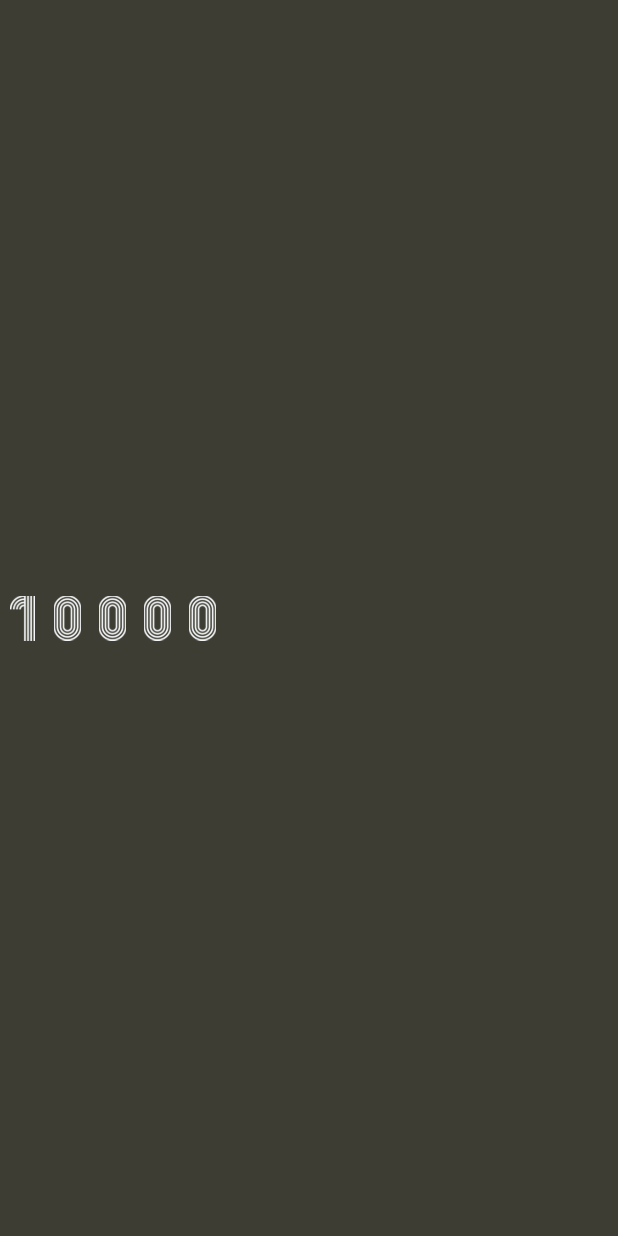
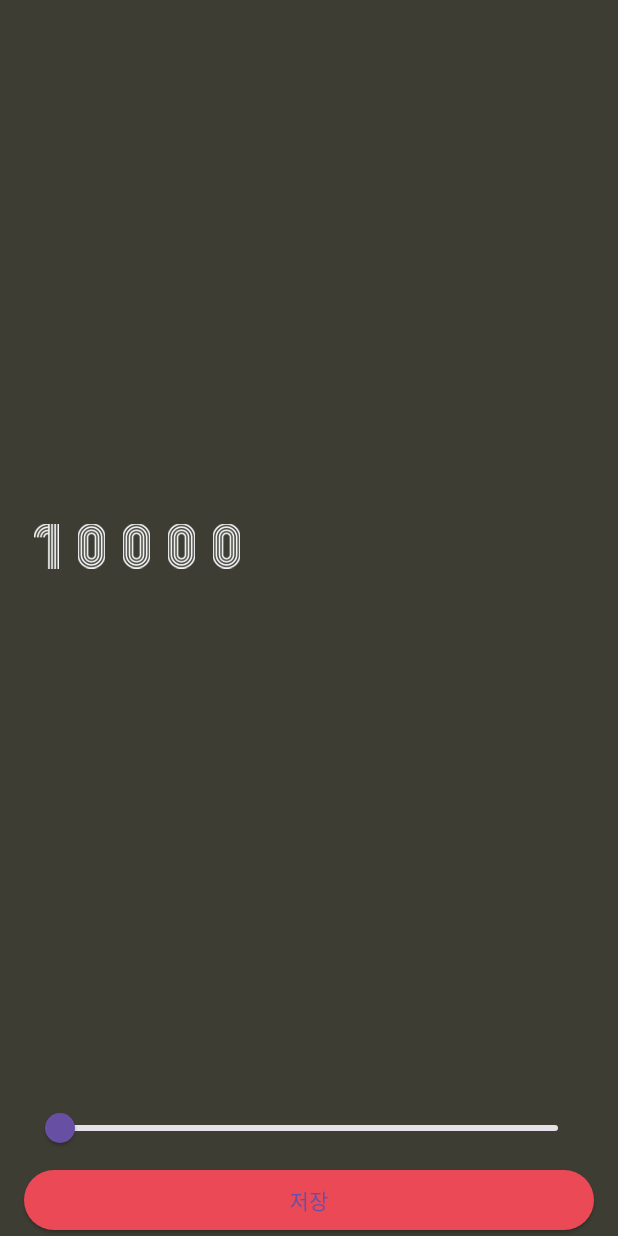
Before and after one commit to yongchulbag/random_number_generator, a Flutter app: the screen it shows after launch, after a tap on the "settings" icon, on a phone screen of 412 x 824 dp. Run offline on Flutter 3.47's test engine with Material 3 defaults, Android fonts, the phone set to English and light mode, and no system bars.

Commit message:
Merge remote-tracking branch 'origin/master'
# Conflicts:
#	lib/screen/home_screen.dart

```diff
--- a/lib/screen/setting_screen.dart
+++ b/lib/screen/setting_screen.dart
@@ -9,15 +9,23 @@ class SettingsScreen extends StatefulWidget {
 }
 
 class _SettingsScreenState extends State<SettingsScreen> {
+  double maxNumber=10000;
+
   @override
   Widget build(BuildContext context) {
     return Scaffold(
       backgroundColor: PRIMARY_COLOR,
-      body: Column(
+      body: SafeArea(
+        child: Padding(
+          padding: EdgeInsets.symmetric(
+            horizontal: 16,
+          ),
+          child: Column(
+            crossAxisAlignment: CrossAxisAlignment.stretch,
             children: [
               Expanded(
                 child: Row(
-              children: 10000
+                  children: maxNumber.toInt()
                       .toString()
                       .split('')
                       .map((e) =>
@@ -25,7 +33,27 @@ class _SettingsScreenState extends State<SettingsScreen> {
                       .toList(),
                 ),
               ),
+              Slider(
+                value: maxNumber,
+                min: 10000,
+                max: 1000000,
+                onChanged: (double val){
+                  print(val);
+                  setState(() {
+                    maxNumber=val;
+                  });
+                },
+              ),
+              ElevatedButton(
+                onPressed: () {},
+                style: ElevatedButton.styleFrom(
+                  primary: RED_COLOR,
+                ),
+                child: Text('저장'),
+              )
             ],
+          ),
+        ),
       ),
     );
   }
```
Lines whose indentation alone changed are shown as unchanged.
